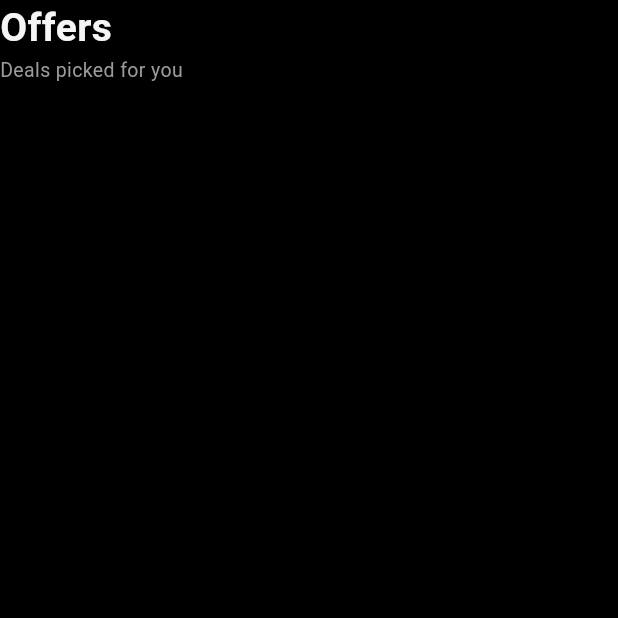
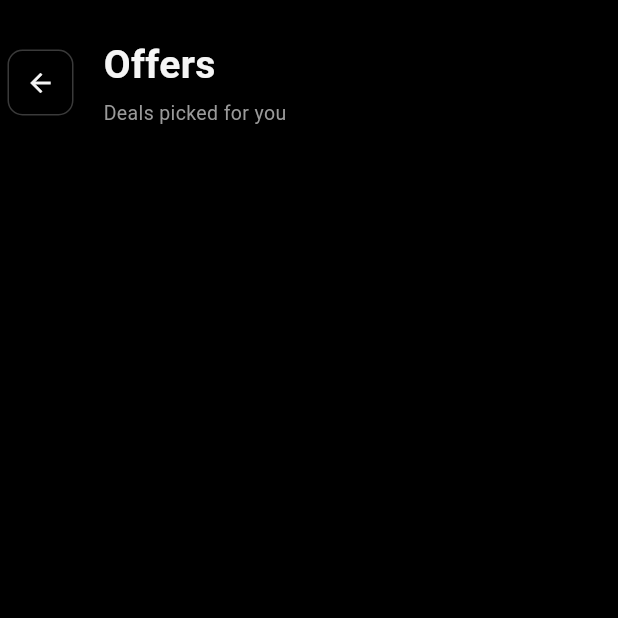
Before and after one commit to Cyanide07x/Cynx_Kage, a Flutter app: the OfferScreen screen opened directly, on a phone screen of 412 x 824 dp, the top half of it. Run offline on Flutter 3.47's test engine with Material 3 defaults, Android fonts, the phone set to English and light mode, and no system bars; our stand-ins replace flutter_svg, shared_preferences; accounts and stored records are empty.

Commit message:
Added various screens such as notificatio, cart, account, offers - yet to develope the UI

```diff
--- a/lib/screens/offers/offers_screen.dart
+++ b/lib/screens/offers/offers_screen.dart
@@ -9,28 +9,68 @@ class OfferScreen extends StatelessWidget {
     return Scaffold(
       backgroundColor: AppColors.appBackground,
       body: SafeArea(
+        child: Padding(padding: const EdgeInsets.only(left: 5, right:20),
+
         child: Column(
           crossAxisAlignment: CrossAxisAlignment.start,
-          children: const [
+          children: [
+            const SizedBox(height: 25),
+
+Row(
+  children: [
+    Container(
+      width: 44,
+      height: 44,
+      decoration: BoxDecoration(
+        border: Border.all(
+          color: AppColors.border,
+          width: 1,
+        ),
+        borderRadius: BorderRadius.circular(10),
+      ),
+      child: IconButton(
+        padding: EdgeInsets.zero,
+        onPressed: () {
+          // Back button action
+        },
+        icon: const Icon(
+          Icons.arrow_back,
+          color: AppColors.text,
+          size: 20,
+        ),
+      ),
+    ),
+    const SizedBox(width: 20),
+    const Expanded(
+      child: Column(
+        crossAxisAlignment: CrossAxisAlignment.start,
+        children: [
           Text(
             'Offers',
             style: TextStyle(
               color: AppColors.text,
-                fontSize:26,
+              fontSize: 26,
               fontWeight: FontWeight.bold,
             ),
           ),
+          SizedBox(height: 4),
           Text(
             'Deals picked for you',
             style: TextStyle(
               color: AppColors.textSecondary,
-                fontSize:13,
-
+              fontSize: 13,
             ),
           ),
         ],
       ),
     ),
+  ],
+),
+
+          ],
+        ),
+      ),
+      ),
     );
   }
 }
```
Also changed, not shown: lib/screens/account/account_screen.dart (+64 -7 lines), lib/screens/cart/cart_screen.dart (+65 -7 lines), lib/screens/notifications/notification_screen.dart (+64 -7 lines). Lines whose indentation alone changed are shown as unchanged.
